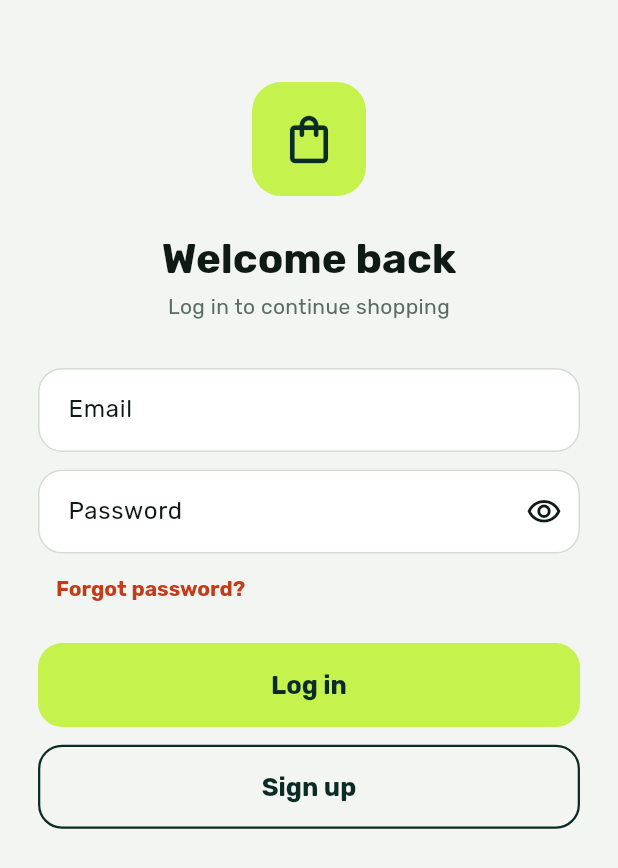
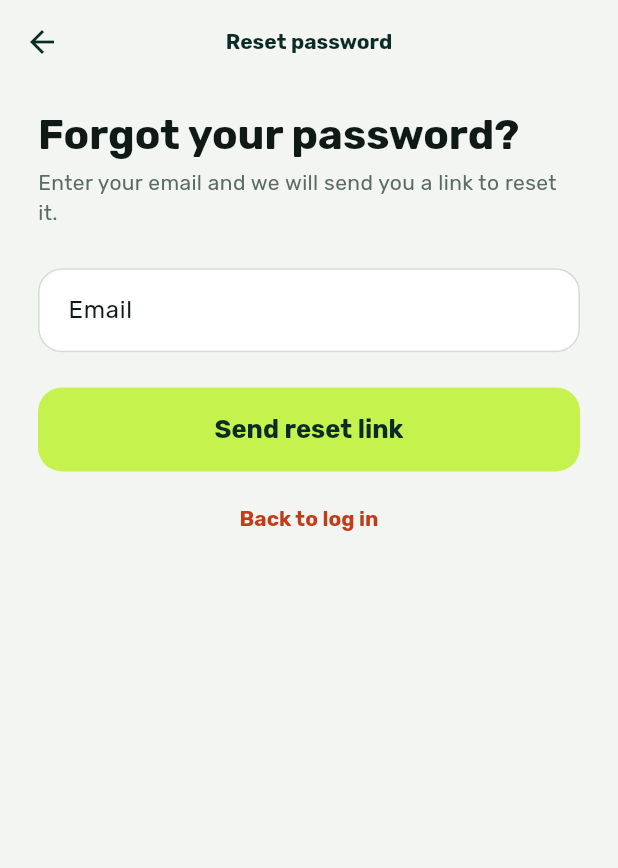
Before and after one commit to absrah/nakhla, a Flutter app: the screen it shows after launch, after a tap on "Forgot password?", on a phone screen of 412 x 824 dp. Shown: the top 868 px of the screen. Run offline on Flutter 3.47's test engine with Material 3 defaults, Android fonts, the phone set to English and light mode, and no system bars; our stand-ins replace cloud_firestore, firebase_auth, firebase_core, flutter_riverpod, flutter_screenutil, go_router and 1 more; accounts and stored records are empty.

Commit message:
Add go_router, splash and home placeholder

```diff
--- a/lib/app.dart
+++ b/lib/app.dart
@@ -2,111 +2,33 @@ import 'package:flutter/material.dart';
 import 'package:flutter_riverpod/flutter_riverpod.dart';
 import 'package:flutter_screenutil/flutter_screenutil.dart';
 
-import 'core/theme/app_palette.dart';
+import 'core/router/app_router.dart';
 import 'core/theme/app_theme.dart';
-import 'features/auth/model/auth_repository.dart';
-import 'features/auth/view/Log_in_screen.dart';
-import 'features/auth/view_model/session_provider.dart';
+import 'core/theme/theme_mode_notifier.dart';
 
-/// TEMPORARY: lets us flip light/dark while testing the theme.
-/// Replaced by a real setting (saved with shared_preferences) in Phase 4.
-final ValueNotifier<ThemeMode> _themeMode = ValueNotifier(ThemeMode.system);
-
-class NakhlaApp extends StatelessWidget {
+class NakhlaApp extends ConsumerWidget {
   const NakhlaApp({super.key});
 
   @override
-  Widget build(BuildContext context) {
+  Widget build(BuildContext context, WidgetRef ref) {
+    final router = ref.watch(routerProvider);
+
     // 390 x 844 is the size the screens were designed at.
     return ScreenUtilInit(
       designSize: const Size(390, 844),
       minTextAdapt: true,
       splitScreenMode: true,
       builder: (context, child) => ValueListenableBuilder<ThemeMode>(
-        valueListenable: _themeMode,
-        builder: (context, mode, _) => MaterialApp(
+        valueListenable: themeModeNotifier,
+        builder: (context, mode, _) => MaterialApp.router(
           title: 'Nakhla',
           debugShowCheckedModeBanner: false,
           theme: AppTheme.light,
           darkTheme: AppTheme.dark,
           themeMode: mode,
-          home: const _TempGate(),
+          routerConfig: router,
         ),
       ),
     );
   }
 }
-
-/// TEMPORARY: picks the screen from the session. Replaced by the router.
-class _TempGate extends ConsumerWidget {
-  const _TempGate();
-
-  @override
-  Widget build(BuildContext context, WidgetRef ref) {
-    final auth = ref.watch(authStateProvider);
-    return auth.when(
-      loading: () => const Scaffold(
-        body: Center(child: CircularProgressIndicator()),
-      ),
-      error: (e, _) => Scaffold(body: Center(child: Text('$e'))),
-      data: (user) => user == null
-          ? const LogInScreen()
-          : _LoggedInPlaceholder(
-              name: user.displayName ?? '',
-              email: user.email ?? '',
-              uid: user.uid,
-            ),
-    );
-  }
-}
-
-/// TEMPORARY: proves the session works. Replaced by the real home screen.
-class _LoggedInPlaceholder extends ConsumerWidget {
-  const _LoggedInPlaceholder({
-    required this.name,
-    required this.email,
-    required this.uid,
-  });
-
-  final String name;
-  final String email;
-  final String uid;
-
-  @override
-  Widget build(BuildContext context, WidgetRef ref) {
-    final p = context.palette;
-    final isDark = Theme.of(context).brightness == Brightness.dark;
-
-    return Scaffold(
-      appBar: AppBar(
-        title: const Text('Logged in'),
-        actions: [
-          IconButton(
-            tooltip: 'Switch light / dark',
-            icon: Icon(isDark ? Icons.light_mode : Icons.dark_mode),
-            onPressed: () =>
-                _themeMode.value = isDark ? ThemeMode.light : ThemeMode.dark,
-          ),
-        ],
-      ),
-      body: Padding(
-        padding: EdgeInsets.all(24.w),
-        child: Column(
-          crossAxisAlignment: CrossAxisAlignment.stretch,
-          children: [
-            if (name.isNotEmpty)
-              Text(name, style: Theme.of(context).textTheme.titleLarge),
-            Text(email),
-            SizedBox(height: 4.h),
-            Text(uid, style: TextStyle(color: p.muted, fontSize: 12.sp)),
-            const Spacer(),
-            OutlinedButton(
-              onPressed: () => ref.read(authRepositoryProvider).signOut(),
-              child: const Text('Log out'),
-            ),
-          ],
-        ),
-      ),
-    );
-  }
-}
--- /dev/null
+++ b/lib/core/router/app_router.dart
@@ -0,0 +1,86 @@
+import 'package:flutter/foundation.dart';
+import 'package:flutter_riverpod/flutter_riverpod.dart';
+import 'package:go_router/go_router.dart';
+
+import '../../features/auth/view/forgot_password_screen.dart';
+import '../../features/auth/view/log_in_screen.dart';
+import '../../features/auth/view/sign_up_screen.dart';
+import '../../features/auth/view_model/session_provider.dart';
+import '../../features/home/view/home_screen.dart';
+import '../../features/splash/view/splash_screen.dart';
+import 'app_routes.dart';
+
+/// Screens that only make sense when you are NOT logged in.
+const _authPages = {
+  AppRoutes.login,
+  AppRoutes.signUp,
+  AppRoutes.forgotPassword,
+};
+
+/// Screens that need a logged-in user. Grows as we add cart, orders...
+const _needsLogin = {
+  AppRoutes.home,
+};
+
+final routerProvider = Provider<GoRouter>((ref) {
+  // The router re-checks its redirect whenever the session changes.
+  final refresh = ValueNotifier<int>(0);
+  ref.listen(authStateProvider, (previous, next) => refresh.value++);
+
+  final router = GoRouter(
+    initialLocation: AppRoutes.splash,
+    refreshListenable: refresh,
+    redirect: (context, state) {
+      final auth = ref.read(authStateProvider);
+      final location = state.matchedLocation;
+
+      // Firebase is still restoring the session: wait on the splash.
+      if (auth.isLoading) {
+        return location == AppRoutes.splash ? null : AppRoutes.splash;
+      }
+
+      final loggedIn = auth.value != null;
+      final onSplash = location == AppRoutes.splash;
+
+      if (loggedIn) {
+        // No reason to see log in / sign up while logged in.
+        return onSplash || _authPages.contains(location)
+            ? AppRoutes.home
+            : null;
+      }
+
+      // Guest.
+      return onSplash || _needsLogin.contains(location)
+          ? AppRoutes.login
+          : null;
+    },
+    routes: [
+      GoRoute(
+        path: AppRoutes.splash,
+        builder: (context, state) => const SplashScreen(),
+      ),
+      GoRoute(
+        path: AppRoutes.login,
+        builder: (context, state) => const LogInScreen(),
+      ),
+      GoRoute(
+        path: AppRoutes.signUp,
+        builder: (context, state) => const SignUpScreen(),
+      ),
+      GoRoute(
+        path: AppRoutes.forgotPassword,
+        builder: (context, state) => const ForgotPasswordScreen(),
+      ),
+      GoRoute(
+        path: AppRoutes.home,
+        builder: (context, state) => const HomeScreen(),
+      ),
+    ],
+  );
+
+  ref.onDispose(() {
+    router.dispose();
+    refresh.dispose();
+  });
+  return router;
+});
--- /dev/null
+++ b/lib/core/router/app_routes.dart
@@ -0,0 +1,8 @@
+/// Every screen address in one place, so nothing else types a path by hand.
+abstract final class AppRoutes {
+  static const splash = '/splash';
+  static const login = '/login';
+  static const signUp = '/signup';
+  static const forgotPassword = '/forgot-password';
+  static const home = '/home';
+}
--- /dev/null
+++ b/lib/core/theme/theme_mode_notifier.dart
@@ -0,0 +1,6 @@
+import 'package:flutter/material.dart';
+
+/// TEMPORARY: lets us flip light/dark while testing the theme.
+/// Replaced by a real setting (saved with shared_preferences) in Phase 4.
+final ValueNotifier<ThemeMode> themeModeNotifier =
+    ValueNotifier(ThemeMode.system);
--- a/lib/core/widgets/app_text_field.dart
+++ b/lib/core/widgets/app_text_field.dart
@@ -48,7 +48,9 @@ class _AppTextFieldState extends State<AppTextField> {
       decoration: InputDecoration(
         labelText: widget.label,
         suffixIcon: widget.isPassword
-            ? IconButton(
+            ? ExcludeFocus(
+                // Keeps the Enter key moving to the next field, not the eye.
+                child: IconButton(
                   tooltip: _hidden ? 'Show password' : 'Hide password',
                   icon: Icon(
                     _hidden
@@ -56,6 +58,7 @@ class _AppTextFieldState extends State<AppTextField> {
                         : Icons.visibility_off_outlined,
                   ),
                   onPressed: () => setState(() => _hidden = !_hidden),
+                ),
               )
             : null,
       ),
--- /dev/null
+++ b/lib/features/auth/view/forgot_password_screen.dart
@@ -0,0 +1,156 @@
+import 'package:flutter/material.dart';
+import 'package:flutter_riverpod/flutter_riverpod.dart';
+import 'package:flutter_screenutil/flutter_screenutil.dart';
+
+import '../../../core/theme/app_palette.dart';
+import '../../../core/utils/validators.dart';
+import '../../../core/widgets/app_text_field.dart';
+import '../../../core/widgets/error_banner.dart';
+import '../../../core/widgets/loading_button.dart';
+import '../view_model/forgot_password_view_model.dart';
+import 'package:go_router/go_router.dart';      // with the other package: imports
+import '../../../core/router/app_routes.dart';  // with the other relative imports
+
+class ForgotPasswordScreen extends ConsumerStatefulWidget {
+  const ForgotPasswordScreen({super.key});
+
+  @override
+  ConsumerState<ForgotPasswordScreen> createState() =>
+      _ForgotPasswordScreenState();
+}
+
+class _ForgotPasswordScreenState extends ConsumerState<ForgotPasswordScreen> {
+  final _formKey = GlobalKey<FormState>();
+  final _email = TextEditingController();
+
+  @override
+  void dispose() {
+    _email.dispose();
+    super.dispose();
+  }
+
+  void _submit() {
+    if (!_formKey.currentState!.validate()) return;
+    FocusScope.of(context).unfocus();
+    ref.read(forgotPasswordViewModelProvider.notifier).sendReset(_email.text);
+  }
+
+  @override
+  Widget build(BuildContext context) {
+    final state = ref.watch(forgotPasswordViewModelProvider);
+    final p = context.palette;
+    final text = Theme.of(context).textTheme;
+
+    return Scaffold(
+      appBar: AppBar(title: const Text('Reset password')),
+      body: SafeArea(
+        child: SingleChildScrollView(
+          padding: EdgeInsets.symmetric(horizontal: 24.w),
+          child: state.done
+              ? _EmailSent(
+                  email: _email.text.trim(),
+                  onBack: () => context.go(AppRoutes.login),
+                )
+              : Form(
+                  key: _formKey,
+                  child: Column(
+                    crossAxisAlignment: CrossAxisAlignment.stretch,
+                    children: [
+                      SizedBox(height: 16.h),
+                      Text(
+                        'Forgot your password?',
+                        style: text.headlineMedium
+                            ?.copyWith(fontWeight: FontWeight.w700),
+                      ),
+                      SizedBox(height: 4.h),
+                      Text(
+                        'Enter your email and we will send you a link '
+                        'to reset it.',
+                        style: text.bodyMedium?.copyWith(color: p.muted),
+                      ),
+                      SizedBox(height: 28.h),
+                      AppTextField(
+                        label: 'Email',
+                        controller: _email,
+                        validator: Validators.email,
+                        keyboardType: TextInputType.emailAddress,
+                        textInputAction: TextInputAction.done,
+                        autofillHints: const [AutofillHints.email],
+                        onSubmitted: (_) => _submit(),
+                        enabled: !state.isLoading,
+                      ),
+                      SizedBox(height: 24.h),
+                      if (state.error != null) ...[
+                        ErrorBanner(state.error!),
+                        SizedBox(height: 16.h),
+                      ],
+                      LoadingButton(
+                        label: 'Send reset link',
+                        isLoading: state.isLoading,
+                        onPressed: _submit,
+                      ),
+                      SizedBox(height: 8.h),
+                      TextButton(
+                        onPressed: () => context.go(AppRoutes.login),
+                        child: const Text('Back to log in'),
+                      ),
+                    ],
+                  ),
+                ),
+        ),
+      ),
+    );
+  }
+}
+
+/// Shown after the reset email was requested.
+class _EmailSent extends StatelessWidget {
+  const _EmailSent({required this.email, required this.onBack});
+
+  final String email;
+  final VoidCallback onBack;
+
+  @override
+  Widget build(BuildContext context) {
+    final p = context.palette;
+    final text = Theme.of(context).textTheme;
+
+    return Column(
+      crossAxisAlignment: CrossAxisAlignment.stretch,
+      children: [
+        SizedBox(height: 48.h),
+        Center(
+          child: Container(
+            width: 72.w,
+            height: 72.w,
+            decoration: BoxDecoration(
+              color: p.accent,
+              borderRadius: BorderRadius.circular(20.r),
+            ),
+            child: Icon(
+              Icons.mark_email_read_outlined,
+              size: 36.w,
+              color: p.onAccent,
+            ),
+          ),
+        ),
+        SizedBox(height: 24.h),
+        Text(
+          'Check your email',
+          textAlign: TextAlign.center,
+          style: text.headlineMedium?.copyWith(fontWeight: FontWeight.w700),
+        ),
+        SizedBox(height: 8.h),
+        // We do not say whether the email has an account (privacy).
+        Text(
+          'If an account exists for $email, we sent a link to reset your '
+          'password. Check your spam folder if you do not see it.',
+          textAlign: TextAlign.center,
+          style: text.bodyMedium?.copyWith(color: p.muted),
+        ),
+        SizedBox(height: 32.h),
+        FilledButton(onPressed: onBack, child: const Text('Back to log in')),
+      ],
+    );
+  }
+}
--- a/lib/features/auth/view/log_in_screen.dart
+++ b/lib/features/auth/view/log_in_screen.dart
@@ -9,7 +9,8 @@ import '../../../core/widgets/app_text_field.dart';
 import '../../../core/widgets/error_banner.dart';
 import '../../../core/widgets/loading_button.dart';
 import '../view_model/log_in_view_model.dart';
-import 'sign_up_screen.dart';
+import 'package:go_router/go_router.dart';      // with the other package: imports
+import '../../../core/router/app_routes.dart';  // with the other relative imports
 
 class LogInScreen extends ConsumerStatefulWidget {
   const LogInScreen({super.key});
@@ -109,8 +110,8 @@ class _LogInScreenState extends ConsumerState<LogInScreen> {
                   Align(
                     alignment: AlignmentDirectional.centerStart,
                     child: TextButton(
-                      // TODO: opens the forgot-password screen (router step).
-                      onPressed: () {},
+                      // TEMPORARY navigation until the router is added.
+                    onPressed: () => context.push(AppRoutes.forgotPassword),
                       child: const Text('Forgot password?'),
                     ),
                   ),
@@ -127,11 +128,7 @@ class _LogInScreenState extends ConsumerState<LogInScreen> {
                   SizedBox(height: 12.h),
                   OutlinedButton(
                     // TEMPORARY navigation until the router is added.
-                    onPressed: () => Navigator.of(context).push(
-                      MaterialPageRoute<void>(
-                        builder: (_) => const SignUpScreen(),
-                      ),
-                    ),
+                  onPressed: () => context.push(AppRoutes.signUp),
                     child: const Text('Sign up'),
                   ),
                   SizedBox(height: 24.h),
--- /dev/null
+++ b/lib/features/splash/view/splash_screen.dart
@@ -0,0 +1,56 @@
+import 'package:flutter/material.dart';
+import 'package:flutter_screenutil/flutter_screenutil.dart';
+
+import '../../../core/theme/app_palette.dart';
+
+/// Shown for a moment while Firebase restores the previous session.
+/// The router moves on by itself; nothing to tap here.
+class SplashScreen extends StatelessWidget {
+  const SplashScreen({super.key});
+
+  @override
+  Widget build(BuildContext context) {
+    final p = context.palette;
+    final text = Theme.of(context).textTheme;
+
+    return Scaffold(
+      body: Center(
+        child: Column(
+          mainAxisSize: MainAxisSize.min,
+          children: [
+            // Placeholder mark until the real logo file is added.
+            Container(
+              width: 96.w,
+              height: 96.w,
+              decoration: BoxDecoration(
+                color: p.accent,
+                borderRadius: BorderRadius.circular(28.r),
+              ),
+              child: Icon(
+                Icons.shopping_bag_outlined,
+                size: 48.w,
+                color: p.onAccent,
+              ),
+            ),
+            SizedBox(height: 20.h),
+            Text(
+              'Nakhla',
+              style: text.headlineLarge?.copyWith(fontWeight: FontWeight.w700),
+            ),
+            SizedBox(height: 2.h),
+            Text(
+              'نخلة',
+              style: text.titleMedium?.copyWith(color: p.muted),
+            ),
+            SizedBox(height: 32.h),
+            SizedBox(
+              width: 24.w,
+              height: 24.w,
+              child: const CircularProgressIndicator(strokeWidth: 2.5),
+            ),
+          ],
+        ),
+      ),
+    );
+  }
+}
```
Also changed, not shown: lib/features/auth/view/sign_up_screen.dart (+4 -6 lines), lib/features/home/view/home_screen.dart (added, +59 -0 lines). Lines whose indentation alone changed are shown as unchanged.
